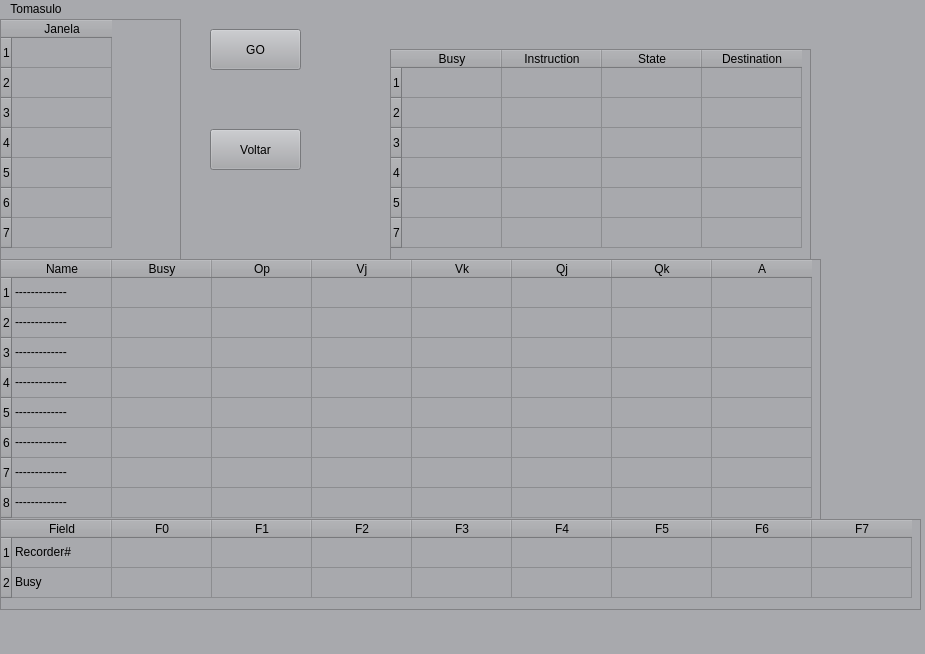
This is ARQ/Traabalho2/Tomasulo/form.ui in Quebec-Eric/5Periodo as Qt 5 draws it before an edit. The edited form follows.
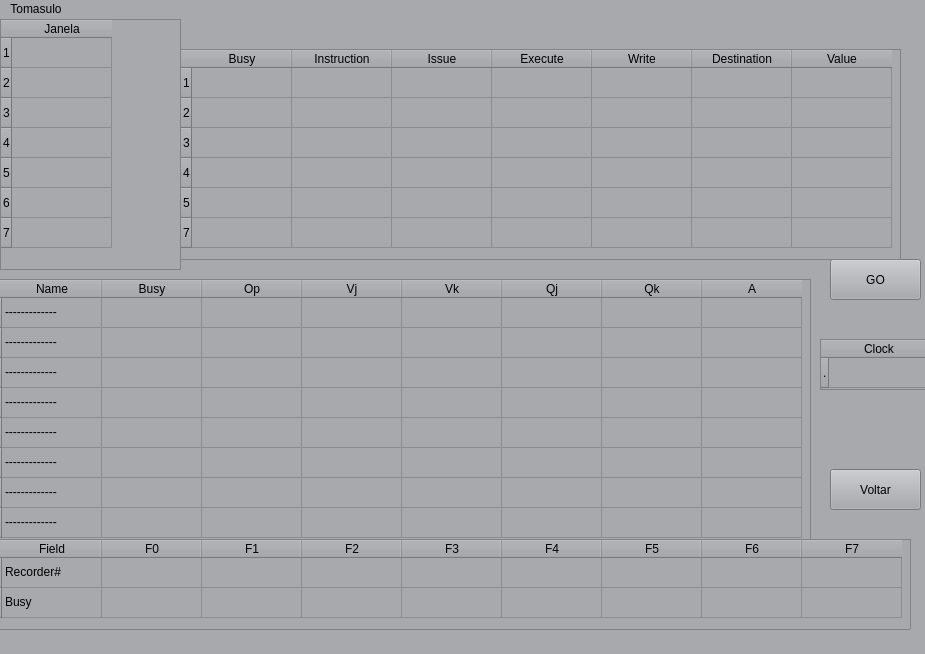
This is the edited form.

```diff
--- a/ARQ/Traabalho2/Tomasulo/form.ui
+++ b/ARQ/Traabalho2/Tomasulo/form.ui
@@ -28,8 +28,8 @@
    <widget class="QPushButton" name="goButton">
     <property name="geometry">
      <rect>
-      <x>210</x>
-      <y>10</y>
+      <x>830</x>
+      <y>240</y>
       <width>91</width>
       <height>41</height>
      </rect>
@@ -41,8 +41,8 @@
    <widget class="QPushButton" name="voltar">
     <property name="geometry">
      <rect>
-      <x>210</x>
-      <y>110</y>
+      <x>830</x>
+      <y>450</y>
       <width>91</width>
       <height>41</height>
      </rect>
@@ -57,7 +57,7 @@
       <x>0</x>
       <y>0</y>
       <width>181</width>
-      <height>241</height>
+      <height>251</height>
      </rect>
     </property>
     <property name="styleSheet">
@@ -117,8 +117,8 @@
    <widget class="QTableWidget" name="tableWidget_2">
     <property name="geometry">
      <rect>
-      <x>0</x>
-      <y>240</y>
+      <x>-10</x>
+      <y>260</y>
       <width>821</width>
       <height>265</height>
      </rect>
@@ -247,9 +247,9 @@
    <widget class="QTableWidget" name="tableWidget_3">
     <property name="geometry">
      <rect>
-      <x>390</x>
+      <x>180</x>
       <y>30</y>
-      <width>421</width>
+      <width>721</width>
       <height>211</height>
      </rect>
     </property>
@@ -295,7 +295,17 @@
     </column>
     <column>
      <property name="text">
-      <string>State</string>
+      <string>Issue</string>
+     </property>
+    </column>
+    <column>
+     <property name="text">
+      <string>Execute</string>
+     </property>
+    </column>
+    <column>
+     <property name="text">
+      <string>Write</string>
      </property>
     </column>
     <column>
@@ -303,12 +313,17 @@
       <string>Destination</string>
      </property>
     </column>
+    <column>
+     <property name="text">
+      <string>Value</string>
+     </property>
+    </column>
    </widget>
    <widget class="QTableWidget" name="tableWidget_4">
     <property name="geometry">
      <rect>
-      <x>0</x>
-      <y>500</y>
+      <x>-10</x>
+      <y>520</y>
       <width>921</width>
       <height>91</height>
      </rect>
@@ -379,6 +394,26 @@
      </property>
     </item>
    </widget>
+   <widget class="QTableWidget" name="tableWidget_5">
+    <property name="geometry">
+     <rect>
+      <x>820</x>
+      <y>320</y>
+      <width>111</width>
+      <height>51</height>
+     </rect>
+    </property>
+    <row>
+     <property name="text">
+      <string>.</string>
+     </property>
+    </row>
+    <column>
+     <property name="text">
+      <string>Clock</string>
+     </property>
+    </column>
+   </widget>
   </widget>
   <widget class="QMenuBar" name="menubar">
    <property name="geometry">
```
